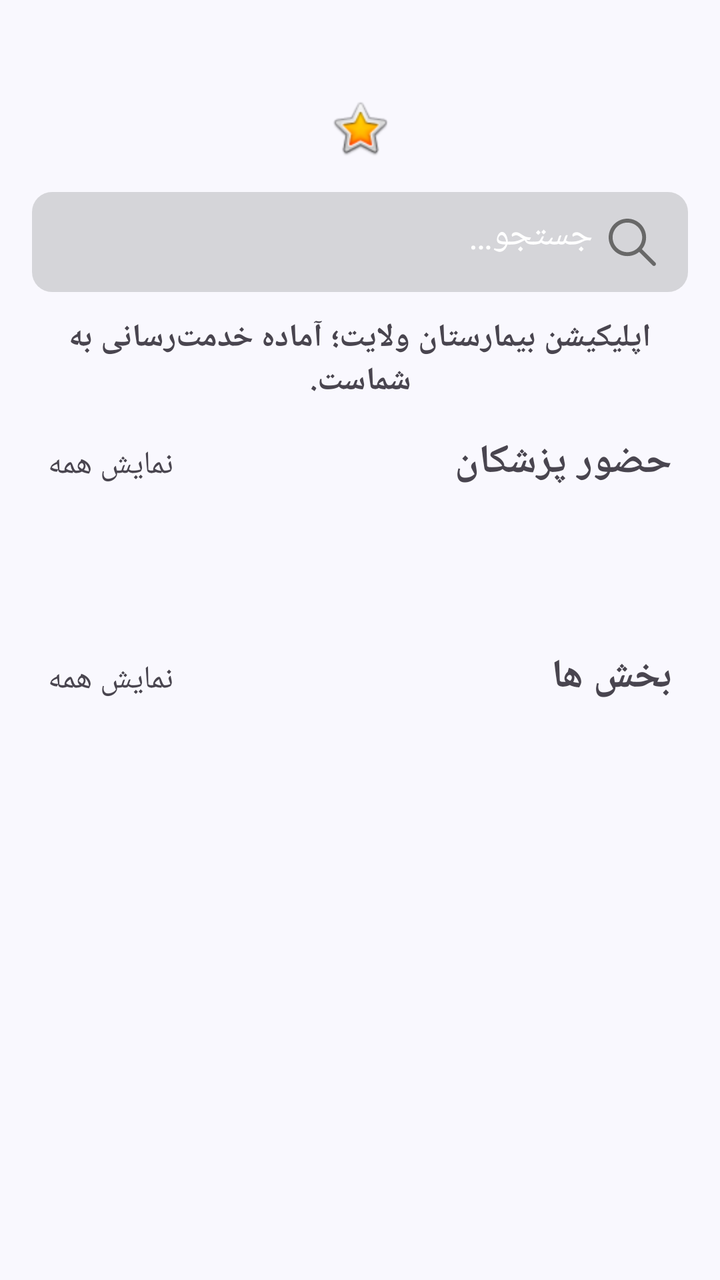
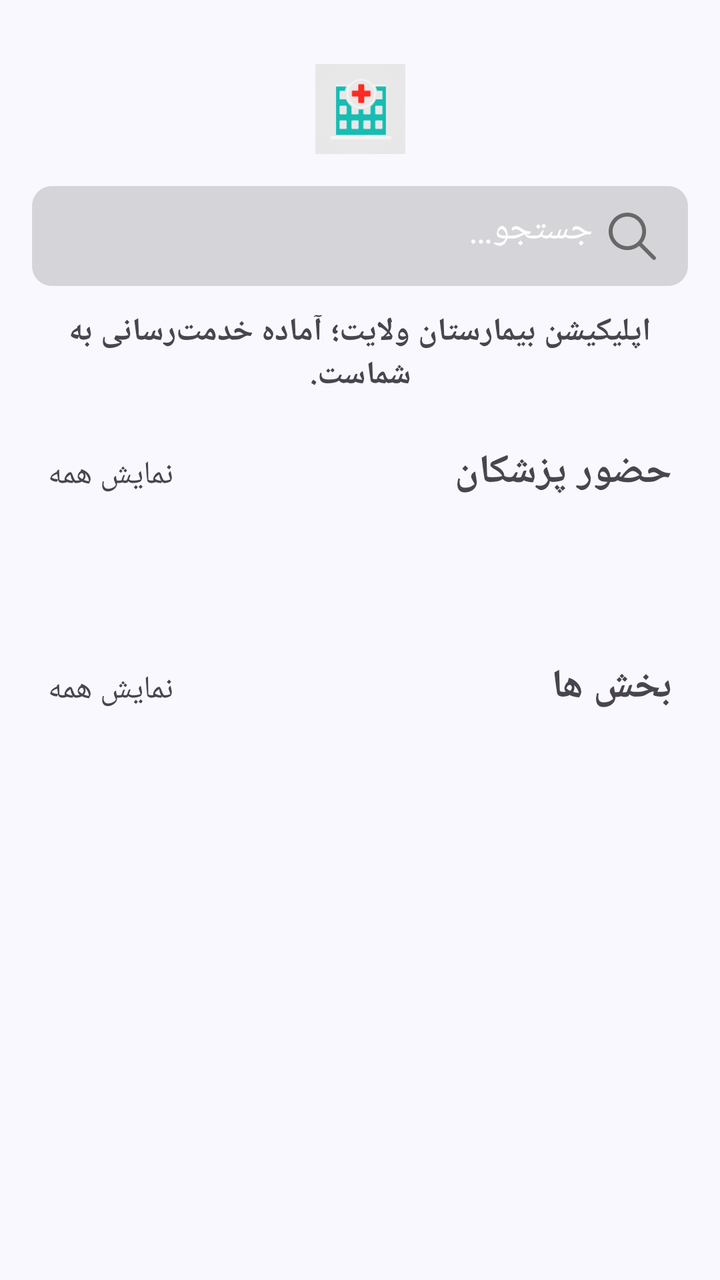

Compare the two renders of this Android layout. The source of the first and the diff that turns it into the second are given below.
<!-- AndroidManifest.xml: application theme Theme.Hospital -->
<!-- res/layout/activity_main.xml -->
<?xml version="1.0" encoding="utf-8"?>
<androidx.constraintlayout.widget.ConstraintLayout xmlns:android="http://schemas.android.com/apk/res/android"
    xmlns:app="http://schemas.android.com/apk/res-auto"
    xmlns:tools="http://schemas.android.com/tools"
    android:id="@+id/main"
    android:layout_width="match_parent"
    android:layout_height="match_parent"
    android:background="@color/white_background"
    android:fitsSystemWindows="true"
    tools:context=".Activity.MainActivity">

    <LinearLayout
        android:id="@+id/linear_logo"
        android:layout_width="0dp"
        android:layout_height="wrap_content"
        android:layout_marginTop="48dp"
        android:orientation="horizontal"
        app:layout_constraintEnd_toEndOf="parent"
        app:layout_constraintStart_toStartOf="parent"
        app:layout_constraintTop_toTopOf="parent">

        <ImageView
            android:id="@+id/imageView"
            android:layout_width="0dp"
            android:layout_height="wrap_content"
            android:layout_weight="1"
            app:srcCompat="@android:drawable/btn_star_big_on" />

    </LinearLayout>

    <EditText
        android:id="@+id/editTextText3"
        android:layout_width="0dp"
        android:layout_height="50dp"
        android:layout_marginStart="16dp"
        android:layout_marginTop="16dp"
        android:layout_marginEnd="16dp"
        android:background="@drawable/white_bg"
        android:drawableEnd="@drawable/search_icon"
        android:drawablePadding="8dp"
        android:ems="10"
        android:hint="@string/searchBar"
        android:inputType="text"
        android:padding="16dp"
        android:textColorHint="@color/white"
        app:layout_constraintEnd_toEndOf="parent"
        app:layout_constraintStart_toStartOf="parent"
        app:layout_constraintTop_toBottomOf="@id/linear_logo" />

    <TextView
        android:id="@+id/intro"
        android:layout_width="match_parent"
        android:layout_height="wrap_content"
        android:layout_margin="12dp"
        android:text="@string/introduction"
        android:textAlignment="center"
        android:textSize="16sp"
        android:textStyle="bold"
        app:layout_constraintEnd_toEndOf="parent"
        app:layout_constraintStart_toStartOf="parent"
        app:layout_constraintTop_toBottomOf="@+id/editTextText3" />


    <ScrollView
        android:layout_width="match_parent"
        android:layout_height="0dp"
        app:layout_constraintBottom_toBottomOf="parent"
        app:layout_constraintEnd_toEndOf="parent"
        app:layout_constraintStart_toStartOf="parent"
        app:layout_constraintTop_toBottomOf="@id/intro">

        <LinearLayout
            android:layout_width="match_parent"
            android:layout_height="wrap_content"
            android:orientation="vertical">

            <LinearLayout
                android:layout_width="match_parent"
                android:layout_height="match_parent"
                android:layout_marginStart="24dp"
                android:layout_marginEnd="24dp"
                android:layout_marginTop="16dp"
                android:layout_marginBottom="16dp"
                android:orientation="horizontal">


                <TextView
                    android:id="@+id/seeAllDocTV"
                    android:layout_width="wrap_content"
                    android:layout_height="wrap_content"
                    android:gravity="end"
                    android:text="@string/seeAll"
                    android:textSize="16sp" />

                <TextView
                    android:id="@+id/textView12"
                    android:layout_width="0dp"
                    android:layout_height="wrap_content"
                    android:layout_weight="1"
                    android:text="@string/Doctors_visit"
                    android:textSize="20sp"
                    android:textStyle="bold" />
            </LinearLayout>

            <androidx.constraintlayout.widget.ConstraintLayout
                android:id="@+id/constraintLayout"
                android:layout_width="match_parent"
                android:layout_height="match_parent">

                <androidx.recyclerview.widget.RecyclerView
                    android:id="@+id/doctorView"
                    android:layout_width="match_parent"
                    android:layout_height="match_parent"
                    android:layout_marginTop="8dp"
                    android:paddingStart="16dp"
                    android:paddingEnd="16dp"
                    app:layout_constraintBottom_toBottomOf="parent"
                    app:layout_constraintEnd_toEndOf="parent"
                    app:layout_constraintStart_toStartOf="parent"
                    app:layout_constraintTop_toTopOf="parent" />

                <ProgressBar
                    android:id="@+id/progressBarDoctor"
                    style="?android:attr/progressBarStyle"
                    android:layout_width="wrap_content"
                    android:layout_height="wrap_content"
                    app:layout_constraintBottom_toBottomOf="parent"
                    app:layout_constraintEnd_toEndOf="parent"
                    app:layout_constraintStart_toStartOf="parent"
                    app:layout_constraintTop_toTopOf="parent" />
            </androidx.constraintlayout.widget.ConstraintLayout>

            <LinearLayout
                android:layout_width="match_parent"
                android:layout_height="match_parent"
                android:layout_marginStart="24dp"
                android:layout_marginTop="16dp"
                android:layout_marginEnd="24dp"
                android:layout_marginBottom="16dp"
                android:orientation="horizontal">


                <TextView
                    android:id="@+id/seeAllCatTV"
                    android:layout_width="wrap_content"
                    android:layout_height="wrap_content"
                    android:gravity="end"
                    android:text="@string/seeAll"
                    android:textSize="16sp" />

                <TextView
                    android:id="@+id/textView3"
                    android:layout_width="0dp"
                    android:layout_height="wrap_content"
                    android:layout_weight="1"
                    android:text="@string/section"
                    android:textSize="20sp"
                    android:textStyle="bold" />
            </LinearLayout>

            <androidx.constraintlayout.widget.ConstraintLayout
                android:layout_width="match_parent"
                android:layout_height="match_parent">

                <ProgressBar
                    android:id="@+id/progressBarCategory"
                    style="?android:attr/progressBarStyle"
                    android:layout_width="wrap_content"
                    android:layout_height="wrap_content"
                    app:layout_constraintBottom_toBottomOf="parent"
                    app:layout_constraintEnd_toEndOf="parent"
                    app:layout_constraintStart_toStartOf="parent"
                    app:layout_constraintTop_toTopOf="parent" />

                <androidx.recyclerview.widget.RecyclerView
                    android:id="@+id/categoryView"
                    android:layout_width="match_parent"
                    android:layout_height="match_parent"
                    android:layout_marginTop="8dp"
                    android:clipToPadding="false"
                    android:paddingStart="16dp"
                    android:paddingEnd="16dp"
                    app:layout_constraintEnd_toEndOf="parent"
                    app:layout_constraintStart_toStartOf="parent"
                    app:layout_constraintTop_toTopOf="parent" />

            </androidx.constraintlayout.widget.ConstraintLayout>

        </LinearLayout>
    </ScrollView>

</androidx.constraintlayout.widget.ConstraintLayout>
<!-- resources referenced by this layout -->
<resources>
  <color name="white">#FFFFFFFF</color>
  <color name="white_background">#F9F8FE</color>
  <!-- drawable search_icon: png bitmap (drawable-hdpi, 851 bytes) -->
  <!-- drawable white_bg (drawable) -->
  <?xml version="1.0" encoding="utf-8"?>
  <selector xmlns:android="http://schemas.android.com/apk/res/android">
  <item>
      <shape android:shape="rectangle">
          <solid android:color="@color/gray"/>
          <corners android:radius="10dp"/>
      </shape>
  </item>
  </selector>
  <string name="Doctors_visit">حضور پزشکان</string>
  <string name="introduction">اپلیکیشن بیمارستان ولایت؛ آماده خدمت‌رسانی به شماست.</string>
  <string name="searchBar">جستجو…</string>
  <string name="section">بخش ها</string>
  <string name="seeAll">نمایش همه</string>
  <style name="Theme.Hospital" parent="Base.Theme.Hospital" />
  <color name="gray">#D5D5D9</color>
  <style name="Base.Theme.Hospital" parent="Theme.Material3.DayNight.NoActionBar">
          
          
      </style>
</resources>

<!-- the commit's change to res/layout/activity_main.xml (unified diff, before → after) -->
@@ -13,7 +13,7 @@
         android:id="@+id/linear_logo"
         android:layout_width="0dp"
         android:layout_height="wrap_content"
-        android:layout_marginTop="48dp"
+        android:layout_marginTop="32dp"
         android:orientation="horizontal"
         app:layout_constraintEnd_toEndOf="parent"
         app:layout_constraintStart_toStartOf="parent"
@@ -22,9 +22,9 @@
         <ImageView
             android:id="@+id/imageView"
             android:layout_width="0dp"
-            android:layout_height="wrap_content"
+            android:layout_height="45dp"
             android:layout_weight="1"
-            app:srcCompat="@android:drawable/btn_star_big_on" />
+            app:srcCompat="@drawable/hospital_logo" />
 
     </LinearLayout>
 
@@ -64,6 +64,7 @@
     <ScrollView
         android:layout_width="match_parent"
         android:layout_height="0dp"
+        android:layout_marginTop="8dp"
         app:layout_constraintBottom_toBottomOf="parent"
         app:layout_constraintEnd_toEndOf="parent"
         app:layout_constraintStart_toStartOf="parent"
<!-- resource entries referenced after the edit -->
@@ -2,6 +2,7 @@
 <resources>
   <color name="white">#FFFFFFFF</color>
   <color name="white_background">#F9F8FE</color>
+  <!-- drawable hospital_logo: png bitmap (drawable, 1894 bytes) -->
   <!-- drawable search_icon: png bitmap (drawable-hdpi, 851 bytes) -->
   <!-- drawable white_bg (drawable) -->
   <?xml version="1.0" encoding="utf-8"?>
